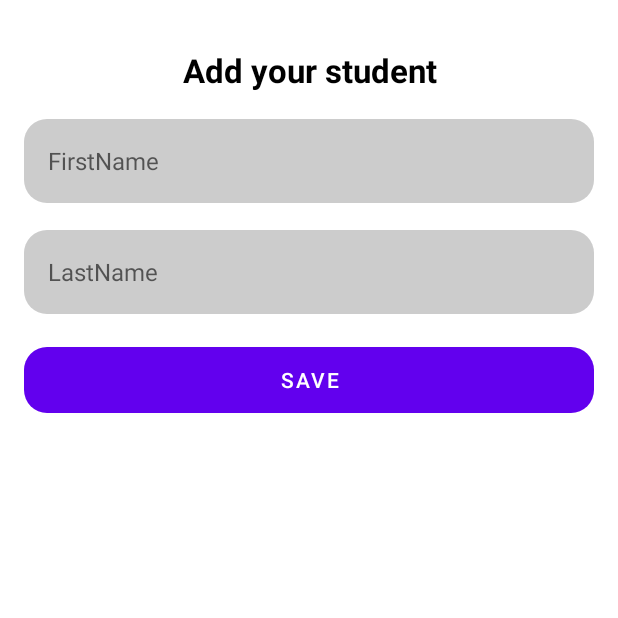
After one commit to AbolfaZlRezaEe/SQLiteVSRoom, an Android app: the fragment StudentForumFragment shown on its own in the app's theme, on a phone screen of 412 x 824 dp, the top half of it. The commit adds this screen. Run offline under Robolectric (Android 15) with nearby library versions, the phone set to English and light mode, and no system bars.

Commit message:
implement ui of adding or editing students

```diff
--- a/app/build.gradle
+++ b/app/build.gradle
@@ -1,6 +1,7 @@
 plugins {
     id 'com.android.application'
     id 'org.jetbrains.kotlin.android'
+    id 'org.jetbrains.kotlin.android.extensions' // For parcelable feature
 }
 
 android {
--- a/app/src/main/java/com/example/sqlitevsroom/sqlite/Student.kt
+++ b/app/src/main/java/com/example/sqlitevsroom/sqlite/Student.kt
@@ -1,7 +1,11 @@
 package com.example.sqlitevsroom.sqlite
 
+import android.os.Parcelable
+import kotlinx.android.parcel.Parcelize
+
+@Parcelize
 data class Student(
-    var studentId: Long,
+    var studentId: Long = 0,
     var firstName: String,
     var lastName: String
-)
+) : Parcelable
--- /dev/null
+++ b/app/src/main/java/com/example/sqlitevsroom/view/StudentForumFragment.kt
@@ -0,0 +1,92 @@
+package com.example.sqlitevsroom.view
+
+import android.os.Bundle
+import android.view.LayoutInflater
+import android.view.View
+import android.view.ViewGroup
+import androidx.fragment.app.Fragment
+import com.example.sqlitevsroom.databinding.StudentForumFragmentBinding
+import com.example.sqlitevsroom.sqlite.Student
+
+class StudentForumFragment : Fragment() {
+    private var _binding: StudentForumFragmentBinding? = null
+    private val binding get() = _binding!!
+
+    private var student: Student? = null
+    private var onSubmitClickListener: ((student: Student) -> Unit)? = null
+
+    companion object {
+        private const val KEY_STUDENT_INFORMATION = "STUDENT_INFORMATION_KEY"
+
+        fun newInstance(
+            student: Student,
+            submitClickListener: (student: Student) -> Unit
+        ): StudentForumFragment {
+            return StudentForumFragment().apply {
+                arguments = Bundle().apply {
+                    putParcelable(KEY_STUDENT_INFORMATION, student)
+                }
+                setSubmitClickListener(submitClickListener)
+            }
+        }
+    }
+
+    override fun onCreateView(
+        inflater: LayoutInflater,
+        container: ViewGroup?,
+        savedInstanceState: Bundle?
+    ): View {
+        _binding = StudentForumFragmentBinding.inflate(inflater, container, false)
+        return binding.root
+    }
+
+    override fun onViewCreated(view: View, savedInstanceState: Bundle?) {
+        super.onViewCreated(view, savedInstanceState)
+
+        readFromBundleIfExist()
+
+        initListeners()
+    }
+
+    private fun initListeners() {
+        binding.saveMaterialButton.setOnClickListener {
+            if (binding.firstNameEditText.length() == 0
+                || binding.lastNameEditText.length() == 0
+            ) {
+                binding.warningTextView.visibility = View.VISIBLE
+                return@setOnClickListener
+            } else {
+                binding.warningTextView.visibility = View.GONE
+            }
+            if (student != null) {
+                student?.let {
+                    it.firstName = binding.firstNameEditText.text.toString()
+                    it.lastName = binding.lastNameEditText.text.toString()
+                }
+            } else {
+                student = Student(
+                    firstName = binding.firstNameEditText.text.toString(),
+                    lastName = binding.lastNameEditText.text.toString()
+                )
+            }
+            if (onSubmitClickListener != null) {
+                onSubmitClickListener?.invoke(student!!)
+            }
+        }
+    }
+
+    private fun readFromBundleIfExist() {
+        val studentInformation = arguments?.getParcelable<Student>(KEY_STUDENT_INFORMATION)
+        studentInformation?.let {
+            this.student = it
+            binding.firstNameEditText.setText(it.firstName)
+            binding.lastNameEditText.setText(it.lastName)
+            binding.idMaterialCardView.visibility = View.VISIBLE
+            binding.studentIdTextView.text = it.studentId.toString()
+        }
+    }
+
+    fun setSubmitClickListener(callBack: (student: Student) -> Unit) {
+        this.onSubmitClickListener = callBack
+    }
+}
--- /dev/null
+++ b/app/src/main/res/drawable/edittext_background.xml
@@ -0,0 +1,11 @@
+<?xml version="1.0" encoding="utf-8"?>
+<shape xmlns:android="http://schemas.android.com/apk/res/android"
+    android:shape="rectangle">
+
+    <corners android:radius="15dp" />
+
+    <solid android:color="#CCCCCC" />
+
+    <stroke android:width="0dp" />
+
+</shape>
--- a/app/src/main/res/layout/item_student.xml
+++ b/app/src/main/res/layout/item_student.xml
@@ -10,7 +10,7 @@
     android:layout_marginBottom="4dp">
 
     <com.google.android.material.card.MaterialCardView
-        android:id="@+id/materialCardView"
+        android:id="@+id/id_material_card_view"
         android:layout_width="64dp"
         android:layout_height="64dp"
         android:elevation="0dp"
@@ -38,10 +38,10 @@
         android:ellipsize="end"
         android:lines="1"
         android:textSize="24sp"
-        app:layout_constraintBottom_toBottomOf="@+id/materialCardView"
+        app:layout_constraintBottom_toBottomOf="@+id/id_material_card_view"
         app:layout_constraintEnd_toEndOf="parent"
-        app:layout_constraintStart_toEndOf="@+id/materialCardView"
-        app:layout_constraintTop_toTopOf="@+id/materialCardView"
+        app:layout_constraintStart_toEndOf="@+id/id_material_card_view"
+        app:layout_constraintTop_toTopOf="@+id/id_material_card_view"
         tools:text="Abolfazl Rezaei" />
 
 </androidx.constraintlayout.widget.ConstraintLayout>
--- /dev/null
+++ b/app/src/main/res/layout/student_forum_fragment.xml
@@ -0,0 +1,101 @@
+<?xml version="1.0" encoding="utf-8"?>
+<com.google.android.material.card.MaterialCardView xmlns:android="http://schemas.android.com/apk/res/android"
+    xmlns:app="http://schemas.android.com/apk/res-auto"
+    xmlns:tools="http://schemas.android.com/tools"
+    android:layout_width="match_parent"
+    android:layout_height="wrap_content"
+    android:orientation="vertical"
+    app:cardBackgroundColor="@color/white"
+    app:cardCornerRadius="15dp"
+    app:cardElevation="0dp">
+
+    <LinearLayout
+        android:layout_width="match_parent"
+        android:layout_height="match_parent"
+        android:orientation="vertical"
+        android:padding="16dp">
+
+        <TextView
+            android:layout_width="match_parent"
+            android:layout_height="wrap_content"
+            android:layout_marginTop="16dp"
+            android:gravity="center"
+            android:lines="1"
+            android:text="Add your student"
+            android:textColor="@color/black"
+            android:textSize="22sp"
+            android:textStyle="bold" />
+
+        <TextView
+            android:id="@+id/warningTextView"
+            android:layout_width="wrap_content"
+            android:layout_height="wrap_content"
+            android:layout_gravity="center_horizontal"
+            android:textColor="#FF3030"
+            android:textSize="14sp"
+            android:visibility="gone"
+            android:text="You should fill all information!"
+            tools:visibility="visible" />
+
+        <com.google.android.material.card.MaterialCardView
+            android:id="@+id/id_material_card_view"
+            android:layout_width="64dp"
+            android:layout_height="64dp"
+            android:layout_gravity="center"
+            android:layout_marginTop="16dp"
+            android:elevation="0dp"
+            android:visibility="gone"
+            app:cardBackgroundColor="#D5D5D5"
+            app:cardCornerRadius="32dp"
+            tools:visibility="visible">
+
+            <TextView
+                android:id="@+id/studentIdTextView"
+                android:layout_width="wrap_content"
+                android:layout_height="wrap_content"
+                android:layout_gravity="center"
+                android:textColor="@color/black"
+                android:textSize="32sp"
+                tools:text="5" />
+
+        </com.google.android.material.card.MaterialCardView>
+
+
+        <EditText
+            android:id="@+id/firstNameEditText"
+            android:layout_width="match_parent"
+            android:layout_height="wrap_content"
+            android:layout_marginTop="18dp"
+            android:background="@drawable/edittext_background"
+            android:hint="FirstName"
+            android:minHeight="56dp"
+            android:padding="16dp"
+            android:textColor="@color/black"
+            android:textSize="16sp"
+            tools:text="Abolfazl" />
+
+        <EditText
+            android:id="@+id/lastNameEditText"
+            android:layout_width="match_parent"
+            android:layout_height="wrap_content"
+            android:layout_marginTop="18dp"
+            android:background="@drawable/edittext_background"
+            android:hint="LastName"
+            android:minHeight="56dp"
+            android:padding="16dp"
+            android:textColor="@color/black"
+            android:textSize="16sp"
+            tools:text="Rezaei" />
+
+        <com.google.android.material.button.MaterialButton
+            android:id="@+id/saveMaterialButton"
+            android:layout_width="match_parent"
+            android:layout_height="wrap_content"
+            android:layout_marginTop="16dp"
+            android:minHeight="56dp"
+            android:text="Save"
+            app:cornerRadius="15dp" />
+
+    </LinearLayout>
+
+</com.google.android.material.card.MaterialCardView>
```
